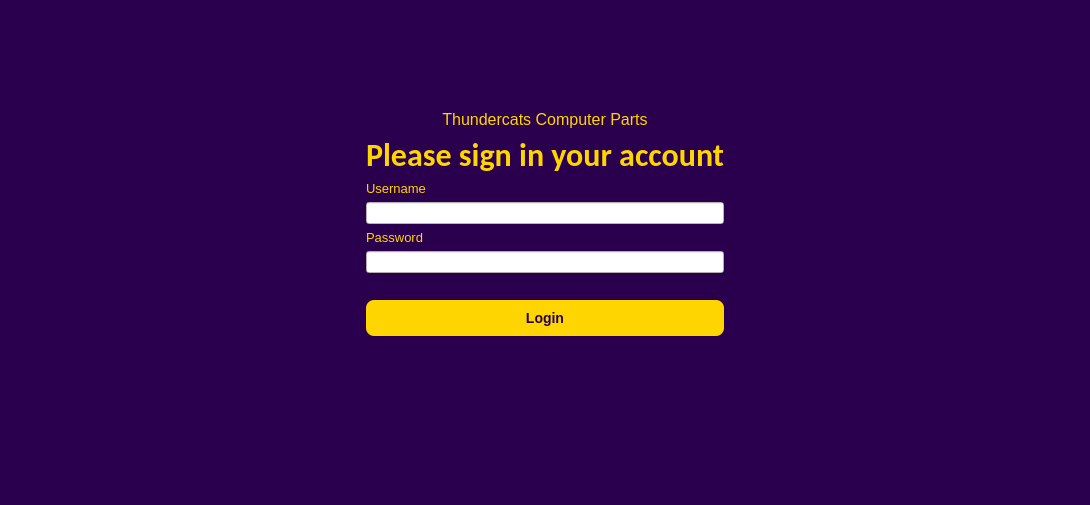
codenoobie25/ThunderCats, file UI/LoginUI.ui: the form before one commit.
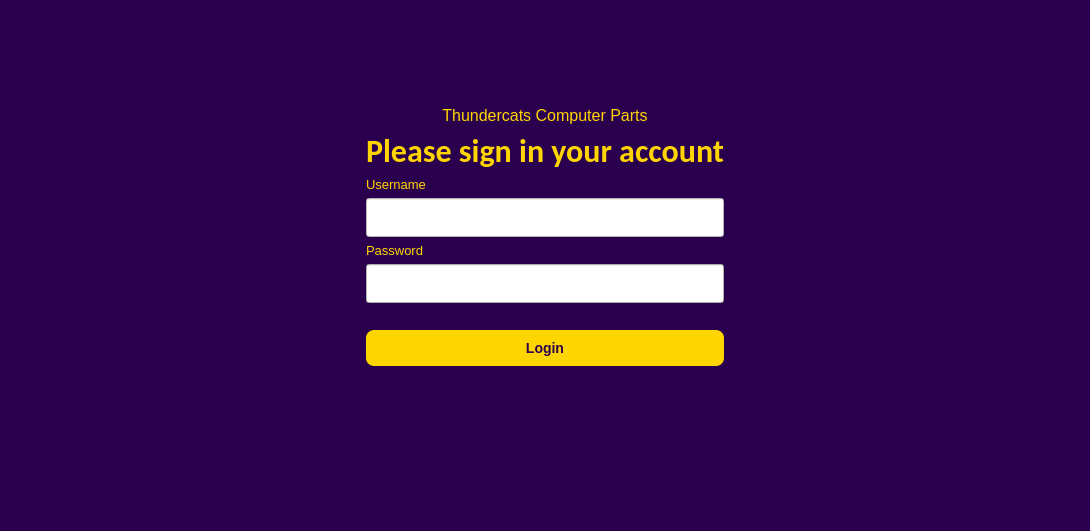
The form after the commit. Icons and pictures are not drawn.

```diff
--- a/UI/LoginUI.ui
+++ b/UI/LoginUI.ui
@@ -7,13 +7,13 @@
     <x>0</x>
     <y>0</y>
     <width>1090</width>
-    <height>505</height>
+    <height>531</height>
    </rect>
   </property>
   <property name="minimumSize">
    <size>
     <width>1080</width>
-    <height>505</height>
+    <height>531</height>
    </size>
   </property>
   <property name="palette">
@@ -601,6 +601,12 @@
      </item>
      <item>
       <widget class="QLineEdit" name="lineEdit_Username">
+       <property name="minimumSize">
+        <size>
+         <width>0</width>
+         <height>39</height>
+        </size>
+       </property>
        <property name="styleSheet">
         <string notr="true">QLineEdit {
     background-color: #ffffff;
@@ -630,6 +636,12 @@
      </item>
      <item>
       <widget class="QLineEdit" name="lineEdit_Password">
+       <property name="minimumSize">
+        <size>
+         <width>0</width>
+         <height>39</height>
+        </size>
+       </property>
        <property name="palette">
         <palette>
          <active>
```
Left out of the diff: 2 changed lines with no effect on the pictures.
